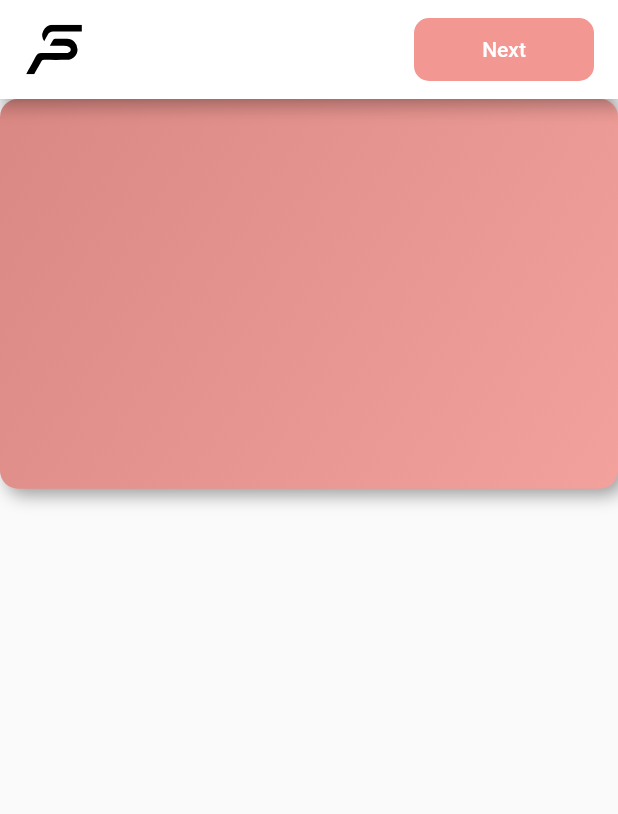
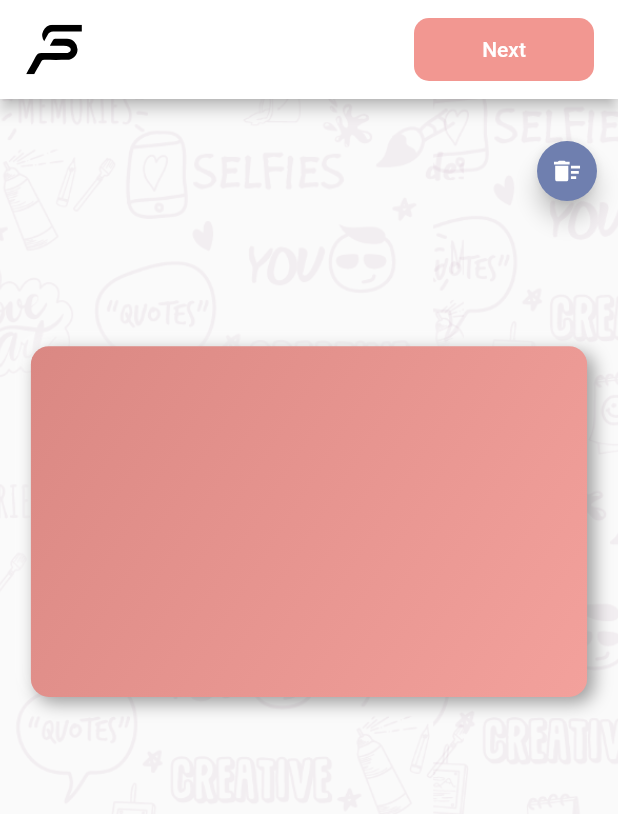
Before and after one commit to himanshu-kashware/slaypay_card_customization, a Flutter app: the screen it shows after launch, on a phone screen of 412 x 824 dp. Shown: the top 814 px of the screen. Run offline on Flutter 3.47's test engine with Material 2 defaults, Android fonts, the phone set to English and light mode, and no system bars; drawn by our look-alikes of flutter_neumorphic; our stand-ins replace flutter_svg, get; project files that could hold a hidden picture were left out.

Commit message:
cardview data
cardview data

```diff
--- a/lib/app/modules/card_home/views/card_home_view.dart
+++ b/lib/app/modules/card_home/views/card_home_view.dart
@@ -1,3 +1,5 @@
+import 'dart:ui';
+
 import 'package:flutter/material.dart';
 import 'package:flutter_neumorphic/flutter_neumorphic.dart';
 import 'package:flutter_svg/flutter_svg.dart';
@@ -51,10 +53,25 @@ class CardHomeView extends GetView<CardHomeController> {
           )
         ],
       ),
-      body: Column(
+      body: Stack(
+        children: [
+          Positioned.fill(
+            child: Image.asset(
+              Assets.imagesBackground,
+              repeat: ImageRepeat.repeat,
+              fit: BoxFit.cover,
+            ),
+          ),
+          Column(
             crossAxisAlignment: CrossAxisAlignment.center,
+            mainAxisAlignment: MainAxisAlignment.start,
             children: [
-          Neumorphic(
+              SizedBox(
+                height: Get.height / 5,
+              ),
+              Padding(
+                padding: EdgeInsets.symmetric(horizontal: Get.width / 20),
+                child: Neumorphic(
                     style: NeumorphicStyle(
                         shape: NeumorphicShape.concave,
                         boxShape:
@@ -62,17 +79,34 @@ class CardHomeView extends GetView<CardHomeController> {
                         depth: 8,
                         lightSource: LightSource.topLeft,
                         color: const Color(0xffF29791)),
-              child:  AspectRatio(
+                    child: AspectRatio(
                       aspectRatio: 1.586,
                       child: SizedBox(
                         child: Stack(
                           children: [
 
-
                           ],
                         ),
                       ),
-              ))
+                    )),
+              )
+            ],
+          ),
+
+          Positioned(
+            right:10,
+            top: 24,
+            child: FloatingActionButton(
+              mini: true,
+              backgroundColor: const Color(0xff6F7FAF),
+              onPressed: () {
+
+                showCustomDialog();
+
+              },
+              child: SvgPicture.asset(Assets.imagesRemove),
+            ),
+          ),
         ],
       ),
     );
```
Also changed, not shown: lib/app/modules/card_home/controllers/card_home_controller.dart (+130 -4 lines). Lines whose indentation alone changed are shown as unchanged.
